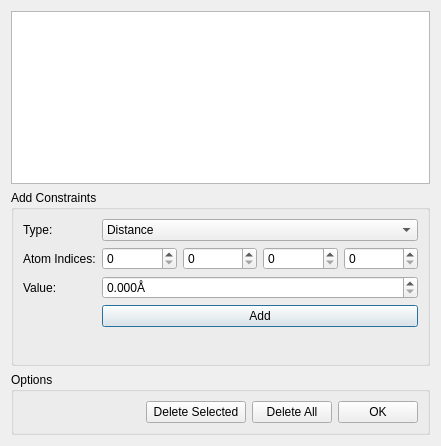
First picture: the form in avogadro/qtplugins/constraints/constraintsdialog.ui, repository OpenChemistry/avogadrolibs, before the edit.
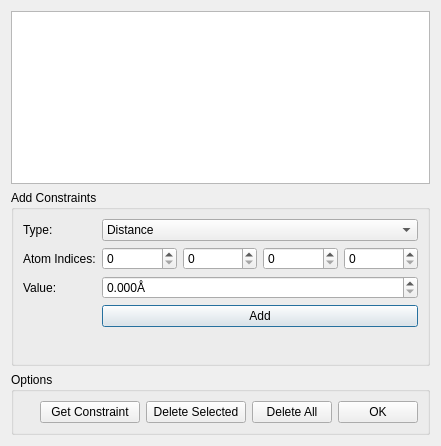
Second picture: the form after the edit.

Commit message:
Add Get Constraint button to the constraint dialog
This forces getting the constraint from selected atoms

```diff
--- a/avogadro/qtplugins/constraints/constraintsdialog.ui
+++ b/avogadro/qtplugins/constraints/constraintsdialog.ui
@@ -182,6 +182,25 @@
           </property>
          </spacer>
         </item>
+        <item>
+         <widget class="QPushButton" name="getConstraint">
+          <property name="sizePolicy">
+           <sizepolicy hsizetype="Minimum" vsizetype="Fixed">
+            <horstretch>0</horstretch>
+            <verstretch>0</verstretch>
+           </sizepolicy>
+          </property>
+          <property name="minimumSize">
+           <size>
+            <width>100</width>
+            <height>0</height>
+           </size>
+          </property>
+          <property name="text">
+           <string>Get Constraint</string>
+          </property>
+         </widget>
+        </item>
         <item>
          <widget class="QPushButton" name="deleteConstraint">
           <property name="sizePolicy">
```
The commit also changes 2 other files.
